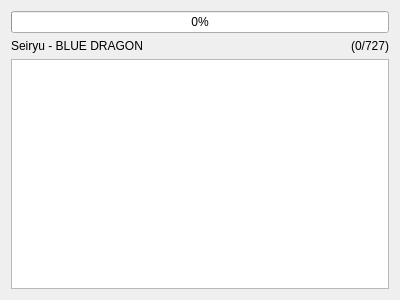
The window that progress.ui (lgactna/bpsync) describes before a commit, drawn with Qt 5.
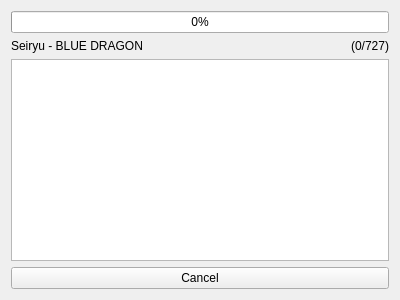
The same window after the commit.

Commit message: intial support for song info window and thread stopping

The edit to the form file:
```diff
--- a/progress.ui
+++ b/progress.ui
@@ -58,6 +58,13 @@
      </property>
     </widget>
    </item>
+   <item>
+    <widget class="QPushButton" name="cancelButton">
+     <property name="text">
+      <string>Cancel</string>
+     </property>
+    </widget>
+   </item>
   </layout>
  </widget>
  <resources/>
```
Left out of the diff: 3 changed lines with no effect on the pictures. The commit also changes 5 other files.
